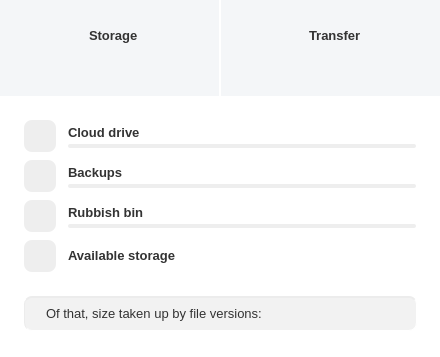
Above: src/MEGASync/gui/linux/AccountDetailsDialog.ui from meganz/MEGAsync before the change. Below: the same form after it.
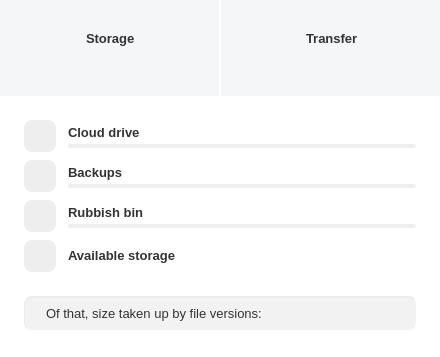
That is the form after the change. The open tabs and pages were chosen to show the change. Icons and pictures are not drawn. Custom widgets are drawn as their Qt base class.

The edit to the form file:
```diff
--- a/src/MEGASync/gui/linux/AccountDetailsDialog.ui
+++ b/src/MEGASync/gui/linux/AccountDetailsDialog.ui
@@ -69,11 +69,6 @@
     border: 0px;
 }
 
-#lStorage, #lTransfer, #lUsedStorage, #lUsedTransfer
-{
-    margin-left: 6px;
-}
-
 #lStorage, #lTransfer
 {
     padding-bottom: 4px;
@@ -112,13 +107,6 @@
   background-color: #FF5646;
 }
 
-#lUsedStorage, #lUsedTransfer
-{
-  color: #8d8d8e;
-  font-size: 13px;
-}
-
-
 #wDetailedUsage QPushButton
 {
     border-radius: 8px;
@@ -427,7 +415,7 @@
         <widget class="QWidget" name="wStorageUsage" native="true">
          <layout class="QHBoxLayout" name="horizontalLayout_23">
           <property name="spacing">
-           <number>0</number>
+           <number>6</number>
           </property>
           <property name="leftMargin">
            <number>0</number>
@@ -481,7 +469,7 @@
               <number>0</number>
              </property>
              <property name="rightMargin">
-              <number>0</number>
+              <number>2</number>
              </property>
              <property name="bottomMargin">
               <number>0</number>
@@ -504,30 +492,20 @@
                <property name="text">
                 <string>Storage</string>
                </property>
+               <property name="indent">
+                <number>0</number>
+               </property>
               </widget>
              </item>
              <item>
-              <layout class="QHBoxLayout" name="horizontalLayout_2">
-               <property name="spacing">
+              <widget class="QLabel" name="lUsedStorage">
+               <property name="text">
+                <string notr="true"/>
+               </property>
+               <property name="indent">
                 <number>0</number>
                </property>
-               <item>
-                <widget class="QLabel" name="lUsedStorage"/>
-               </item>
-               <item>
-                <spacer name="horizontalSpacer">
-                 <property name="orientation">
-                  <enum>Qt::Horizontal</enum>
-                 </property>
-                 <property name="sizeHint" stdset="0">
-                  <size>
-                   <width>40</width>
-                   <height>20</height>
-                  </size>
-                 </property>
-                </spacer>
-               </item>
-              </layout>
+              </widget>
              </item>
              <item>
               <spacer name="verticalSpacer_2">
@@ -552,7 +530,7 @@
         <widget class="QWidget" name="wTransferUsage" native="true">
          <layout class="QHBoxLayout" name="horizontalLayout_25">
           <property name="spacing">
-           <number>0</number>
+           <number>6</number>
           </property>
           <property name="leftMargin">
            <number>0</number>
@@ -606,7 +584,7 @@
               <number>0</number>
              </property>
              <property name="rightMargin">
-              <number>0</number>
+              <number>2</number>
              </property>
              <property name="bottomMargin">
               <number>0</number>
@@ -629,30 +607,20 @@
                <property name="text">
                 <string>Transfer</string>
                </property>
+               <property name="indent">
+                <number>0</number>
+               </property>
               </widget>
              </item>
              <item>
-              <layout class="QHBoxLayout" name="horizontalLayout_5">
-               <property name="spacing">
+              <widget class="QLabel" name="lUsedTransfer">
+               <property name="text">
+                <string notr="true"/>
+               </property>
+               <property name="indent">
                 <number>0</number>
                </property>
-               <item>
-                <widget class="QLabel" name="lUsedTransfer"/>
-               </item>
-               <item>
-                <spacer name="horizontalSpacer_2">
-                 <property name="orientation">
-                  <enum>Qt::Horizontal</enum>
-                 </property>
-                 <property name="sizeHint" stdset="0">
-                  <size>
-                   <width>40</width>
-                   <height>20</height>
-                  </size>
-                 </property>
-                </spacer>
-               </item>
-              </layout>
+              </widget>
              </item>
              <item>
               <spacer name="verticalSpacer_4">
```
